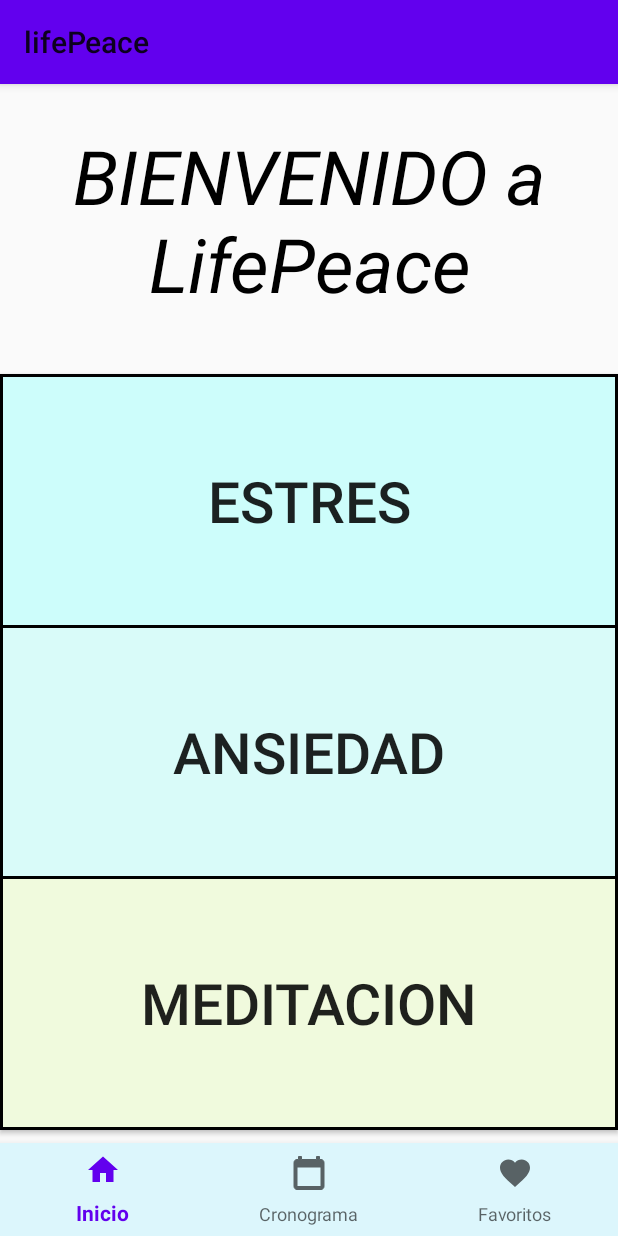
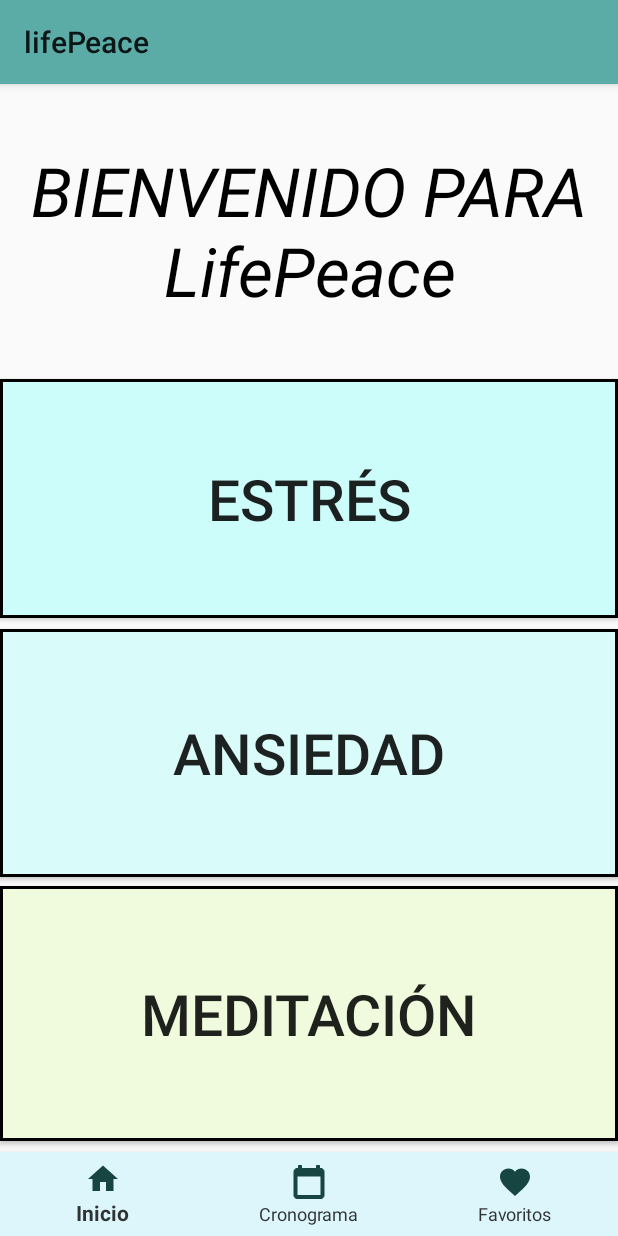
Before and after one commit to Fabrizio124/lifePeaceLife, an Android app: the screen it shows after launch (MainActivity), on a phone screen of 412 x 824 dp. Run offline under Robolectric (Android 15) with nearby library versions, the phone set to English and light mode, and no system bars; our stand-ins replace navigation-ui.

Commit message:
Actualizacion del proyecto

```diff
--- a/app/build.gradle
+++ b/app/build.gradle
@@ -52,4 +52,5 @@ dependencies {
     testImplementation 'junit:junit:4.+'
     androidTestImplementation 'androidx.test.ext:junit:1.1.3'
     androidTestImplementation 'androidx.test.espresso:espresso-core:3.4.0'
+
 }
--- a/app/src/main/AndroidManifest.xml
+++ b/app/src/main/AndroidManifest.xml
@@ -7,10 +7,12 @@
         android:icon="@mipmap/ic_launcher"
         android:label="@string/app_name"
         android:roundIcon="@mipmap/ic_launcher_round"
-
         android:supportsRtl="true"
         android:theme="@style/Theme.LifePeace">
-        <activity android:name="com.platzi.lifepeace.model.MainActivity">
+        <activity android:name=".NuevaMeditacion" />
+        <activity android:name=".NuevoEstres" />
+        <activity android:name=".nuevaAnsiedad" />
+        <activity android:name=".model.MainActivity">
             <intent-filter>
                 <action android:name="android.intent.action.MAIN" />
 
--- a/app/src/main/java/com/platzi/lifepeace/model/MainActivity.kt
+++ b/app/src/main/java/com/platzi/lifepeace/model/MainActivity.kt
@@ -1,50 +1,112 @@
 package com.platzi.lifepeace.model
 
+import android.app.Activity
 import android.app.DatePickerDialog
 import android.content.Intent
 import androidx.appcompat.app.AppCompatActivity
 import android.os.Bundle
 import android.text.Layout
+import android.text.TextUtils.replace
+import android.util.Log
 import android.view.View
 import android.widget.DatePicker
+import android.widget.EditText
+import android.widget.FrameLayout
+import android.widget.Toast
 import androidx.constraintlayout.widget.ConstraintSet
+import androidx.fragment.app.Fragment
+import androidx.fragment.app.FragmentActivity
 import androidx.navigation.Navigation
 import androidx.navigation.ui.NavigationUI
+import com.platzi.lifepeace.NuevaMeditacion
+import com.platzi.lifepeace.NuevoEstres
 import com.platzi.lifepeace.R
 import com.platzi.lifepeace.databinding.ActivityMainBinding
+import com.platzi.lifepeace.databinding.ActivityNuevaAnsiedadBinding
 import com.platzi.lifepeace.databinding.FragmentAnsiedadBinding
+import com.platzi.lifepeace.nuevaAnsiedad
 import java.text.DateFormat
 import java.util.*
 
 
 
 
-class MainActivity : AppCompatActivity(), DatePickerDialog.OnDateSetListener {
+class MainActivity : AppCompatActivity(),  DatePickerDialog.OnDateSetListener {
 
+    private lateinit var binding: ActivityMainBinding
     override fun onCreate(savedInstanceState: Bundle?) {
         super.onCreate(savedInstanceState)
-        setContentView(R.layout.activity_main)
+    //    setContentView(R.layout.activity_main)
+         binding  = ActivityMainBinding.inflate(layoutInflater)
+        setContentView(binding.root)
 
 
-        val binding: ActivityMainBinding = ActivityMainBinding.inflate(layoutInflater)
-        setContentView(binding.root)
+       // val estres = binding<EditText>(binding.estrs)
 
+        // Declaramos un val igualandolo a nuestro 'DatePickerFragment' y lo llamamos en nuestra funcion makeCurrentFragment
+        var datePickerFragment = DatePickerFragment()
+        makeCurrentFragment(datePickerFragment)
+        var activitymain = MainActivity()
+        nuevoMakeCurrentFragment(activitymain)
+
+       // Utilizamos 'setOnItemSelectedListener' para usar nuestro botom 'navCalendarFragment'
+        binding.bnvMenu.setOnItemSelectedListener  {
+            var newFragment = DatePickerFragment()
+            when(it.itemId){
+                //Cuando utilizamos el icono 'navCalendarFragment' llamamamos a 'DatePickerFragment' por medio de nuestro var
+                R.id.navCalendarFragment -> newFragment.show(supportFragmentManager, "datePickker")
+                R.id.navHomeFragment -> nuevoMakeCurrentFragment(activitymain)
+            }
+            true
+
+        }
+
+
+
+        //Botom de ansiedad para pasar a la vista de ansiedad
         binding.ansiedad.setOnClickListener(){
-            val intent:Intent = Intent(this, FragmentAnsiedadBinding::class.java )
+            val intent:Intent = Intent(this, nuevaAnsiedad::class.java )
+            startActivity(intent)
+            val message = "En esta sección te compartimos tres casos reales de situaciónes de ansiedad"
+            Toast.makeText(this,message, Toast.LENGTH_LONG).show()
+        }
+
+        //Botom de estrs para pasar a la vista de estres
+        binding.estrs.setOnClickListener {
+            val intent:Intent = Intent(this, NuevoEstres::class.java )
+            startActivity(intent)
+            val nuevoMessage = "En esta sección te compartimos tres casos reales de situaciónes de estrés"
+            Toast.makeText(this,nuevoMessage, Toast.LENGTH_LONG).show()
+        }
+
+        //Botom de meditacion para pasar a la vista de meditacion
+        binding.meditacion.setOnClickListener(){
+            val intent:Intent = Intent(this, NuevaMeditacion::class.java )
             startActivity(intent)
         }
 
 
-        binding.meditacion.setOnClickListener {
-            val newFragment = DatePickerFragment()
-            newFragment.show(supportFragmentManager, "datePickker")
+    }
+
+    private fun nuevoMakeCurrentFragment(activitymain: MainActivity) {
+        supportFragmentManager.beginTransaction().apply {
+            (R.id.fragment_container)
+            commit()
         }
     }
+        //
+        private fun makeCurrentFragment(fragment: Fragment) =
+            supportFragmentManager.beginTransaction().apply {
+                replace(R.id.fragment_container, fragment)
+                commit()
+            }
 
-    override fun onDateSet(view: DatePicker?, year: Int, month: Int, dayOfMonth: Int) {
-        val c: Calendar = Calendar.getInstance()
-        c.set(year, month, dayOfMonth)
-        val seletedDate :String = DateFormat.getInstance().format(c.time)
+        //Utilizamos nuestro funcion 'onDateSet' para poner los datos de nuestro de 'DatePickerFragment'
+        override fun onDateSet(view: DatePicker?, year: Int, month: Int, dayOfMonth: Int) {
+            val c: Calendar = Calendar.getInstance()
+            c.set(year, month, dayOfMonth)
+            val seletedDate: String = DateFormat.getInstance().format(c.time)
+        }
 
-    }
+
 }
--- a/app/src/main/res/drawable/ic_baseline_favorite_24.xml
+++ b/app/src/main/res/drawable/ic_baseline_favorite_24.xml
@@ -1,10 +1,12 @@
 <vector xmlns:android="http://schemas.android.com/apk/res/android"
+
+
     android:width="24dp"
     android:height="24dp"
     android:viewportWidth="24"
     android:viewportHeight="24"
-    android:tint="?attr/colorControlNormal">
+    android:tint="?attr/colorOnPrimary">
   <path
-      android:fillColor="@color/black"
+      android:fillColor="@android:color/background_dark"
       android:pathData="M12,21.35l-1.45,-1.32C5.4,15.36 2,12.28 2,8.5 2,5.42 4.42,3 7.5,3c1.74,0 3.41,0.81 4.5,2.09C13.09,3.81 14.76,3 16.5,3 19.58,3 22,5.42 22,8.5c0,3.78 -3.4,6.86 -8.55,11.54L12,21.35z"/>
 </vector>
--- a/app/src/main/res/drawable/ic_calendario2.xml
+++ b/app/src/main/res/drawable/ic_calendario2.xml
@@ -1,11 +1,11 @@
 <vector android:height="48dp"
-    android:tint="?attr/colorControlNormal"
+    android:tint="?attr/colorOnPrimary"
     android:viewportHeight="24"
     android:viewportWidth="24"
     android:width="48dp"
     xmlns:android="http://schemas.android.com/apk/res/android">
-    <path android:fillColor="@color/black"
-        android:strokeColor="@color/black"
+    <path
+        android:fillColor="@android:color/widget_edittext_dark"
 
         android:pathData="M19,3h-1L18,1h-2v2L8,3L8,1L6,1v2L5,3c-1.11,0 -1.99,0.9 -1.99,2L3,19c0,1.1 0.89,2 2,2h14c1.1,0 2,-0.9 2,-2L21,5c0,-1.1 -0.9,-2 -2,-2zM19,19L5,19L5,8h14v11zM7,10h5v5L7,15z"/>
 </vector>
--- a/app/src/main/res/layout-v28/activity_main.xml
+++ b/app/src/main/res/layout-v28/activity_main.xml
@@ -7,15 +7,13 @@
     android:layout_height="match_parent"
     tools:context=".model.MainActivity"
     >
-
-
     <Button
         android:id="@+id/estrs"
         android:layout_width="match_parent"
-        android:layout_height="169dp"
+        android:layout_height="159dp"
         android:background="@drawable/shape_borde_estres"
         android:hint="es"
-        android:text="ESTRES"
+        android:text="ESTRÉS"
         android:textSize="38sp"
         app:layout_constraintBottom_toBottomOf="parent"
         app:layout_constraintEnd_toEndOf="parent"
@@ -27,7 +25,7 @@
     <Button
         android:id="@+id/ansiedad"
         android:layout_width="match_parent"
-        android:layout_height="169dp"
+        android:layout_height="165dp"
         android:background="@drawable/shape_borde_ansiedad"
         android:text="ANSIEDAD"
         android:textSize="38sp"
@@ -41,56 +39,53 @@
     <Button
         android:id="@+id/meditacion"
         android:layout_width="match_parent"
-        android:layout_height="169dp"
+        android:layout_height="170dp"
         android:background="@drawable/shape_borde_meditacion"
-        android:text="MEDITACION"
+        android:text="MEDITACIÓN"
+        android:textSize="38sp"
         app:layout_constraintBottom_toBottomOf="parent"
         app:layout_constraintEnd_toEndOf="parent"
         app:layout_constraintHorizontal_bias="1.0"
         app:layout_constraintStart_toStartOf="parent"
         app:layout_constraintTop_toTopOf="parent"
         app:layout_constraintVertical_bias="0.882"
-        android:textSize="38sp"/>
-
-
+        android:layout_marginTop="63dp"/>
 
     <TextView
         android:id="@+id/textView"
-        android:layout_width="368dp"
-        android:layout_height="149dp"
+        android:layout_width="396dp"
+        android:layout_height="164dp"
         android:layout_marginTop="16dp"
+        android:gravity="center"
+        android:text="BIENVENIDO PARA LifePeace"
+        android:textColor="@color/black"
+        android:textSize="45sp"
         android:textStyle="italic"
-        android:gravity="center"
-        android:text="BIENVENIDO a LifePeace"
-        android:textColor="@color/black"
-        android:textSize="50sp"
         app:layout_constraintEnd_toEndOf="parent"
         app:layout_constraintStart_toStartOf="parent"
         app:layout_constraintTop_toTopOf="parent" />
+    <FrameLayout
+        android:layout_width="match_parent"
+        android:layout_height="0dp"
+        android:id="@+id/fragment_container"
+        app:layout_constraintTop_toTopOf="parent"
+        app:layout_constraintBottom_toTopOf="@+id/bnvMenu"
+        />
 
-    <RelativeLayout
-        android:layout_width="414dp"
-        android:layout_height="777dp"
-        app:layout_behavior="com.google.android.material.appbar.AppBarLayout$ScrollingViewBehavior"
-        app:layout_constraintBottom_toBottomOf="parent"
-        app:layout_constraintEnd_toEndOf="parent"
-        app:layout_constraintHorizontal_bias="0.403"
-        app:layout_constraintStart_toStartOf="parent"
-        app:layout_constraintTop_toTopOf="parent"
-        app:layout_constraintVertical_bias="0.56">
-
-
-    </RelativeLayout>
 
     <com.google.android.material.bottomnavigation.BottomNavigationView
         android:id="@+id/bnvMenu"
         android:layout_width="match_parent"
-        android:layout_height="62dp"
+        android:layout_height="wrap_content"
         android:background="@color/principal"
         app:layout_constraintBottom_toBottomOf="parent"
         app:layout_constraintEnd_toEndOf="parent"
         app:layout_constraintHorizontal_bias="1.0"
         app:layout_constraintStart_toStartOf="parent"
-        app:menu="@menu/bnv_menu" />
+        app:menu="@menu/bnv_menu"
+        app:itemIconTint="@color/SegundoAnsiedad2"
+        app:itemTextColor="#303333"
+
+        />
 
 </androidx.constraintlayout.widget.ConstraintLayout>
--- a/app/src/main/res/layout/activity_main.xml
+++ b/app/src/main/res/layout/activity_main.xml
@@ -7,41 +7,11 @@
     android:layout_height="match_parent"
     tools:context=".model.MainActivity"
     >
-
-
-    <Button
-        android:id="@+id/ansiedad"
-        android:layout_width="413dp"
-        android:layout_height="158dp"
-        android:background="@color/ansiedad"
-        android:text="ANSIEDAD"
-        app:layout_constraintBottom_toBottomOf="parent"
-        app:layout_constraintEnd_toEndOf="parent"
-        app:layout_constraintHorizontal_bias="1.0"
-        app:layout_constraintStart_toStartOf="parent"
-        app:layout_constraintTop_toTopOf="parent"
-        app:layout_constraintVertical_bias="0.579"
-        android:textSize="38sp"/>
-
-    <Button
-        android:id="@+id/meditacion"
-        android:layout_width="410dp"
-        android:layout_height="173dp"
-        android:background="@color/meditacion"
-        android:text="MEDITACION"
-        app:layout_constraintBottom_toBottomOf="parent"
-        app:layout_constraintEnd_toEndOf="parent"
-        app:layout_constraintHorizontal_bias="1.0"
-        app:layout_constraintStart_toStartOf="parent"
-        app:layout_constraintTop_toTopOf="parent"
-        app:layout_constraintVertical_bias="0.882"
-        android:textSize="38sp"/>
-
     <Button
         android:id="@+id/estrs"
-        android:layout_width="413dp"
-        android:layout_height="158dp"
-        android:background="@color/estres"
+        android:layout_width="match_parent"
+        android:layout_height="159dp"
+        android:background="@drawable/shape_borde_estres"
         android:hint="es"
         android:text="ESTRES"
         android:textSize="38sp"
@@ -50,7 +20,36 @@
         app:layout_constraintHorizontal_bias="0.0"
         app:layout_constraintStart_toStartOf="parent"
         app:layout_constraintTop_toTopOf="parent"
-        app:layout_constraintVertical_bias="0.303" />
+        app:layout_constraintVertical_bias="0.323" />
+
+    <Button
+        android:id="@+id/ansiedad"
+        android:layout_width="match_parent"
+        android:layout_height="165dp"
+        android:background="@drawable/shape_borde_ansiedad"
+        android:text="ANSIEDAD"
+        android:textSize="38sp"
+        app:layout_constraintBottom_toBottomOf="parent"
+        app:layout_constraintEnd_toEndOf="parent"
+        app:layout_constraintHorizontal_bias="0.0"
+        app:layout_constraintStart_toStartOf="parent"
+        app:layout_constraintTop_toTopOf="parent"
+        app:layout_constraintVertical_bias="0.603" />
+
+    <Button
+        android:id="@+id/meditacion"
+        android:layout_width="match_parent"
+        android:layout_height="170dp"
+        android:background="@drawable/shape_borde_meditacion"
+        android:text="MEDITACION"
+        android:textSize="38sp"
+        app:layout_constraintBottom_toBottomOf="parent"
+        app:layout_constraintEnd_toEndOf="parent"
+        app:layout_constraintHorizontal_bias="1.0"
+        app:layout_constraintStart_toStartOf="parent"
+        app:layout_constraintTop_toTopOf="parent"
+        app:layout_constraintVertical_bias="0.882"
+        android:layout_marginTop="63dp"/>
 
     <TextView
         android:id="@+id/textView"
@@ -61,38 +60,31 @@
         android:gravity="center"
         android:text="BIENVENIDO a LifePeace"
         android:textColor="@color/black"
-        android:textSize="55sp"
+        android:textSize="50sp"
         app:layout_constraintEnd_toEndOf="parent"
         app:layout_constraintStart_toStartOf="parent"
         app:layout_constraintTop_toTopOf="parent" />
-
-    <RelativeLayout
+    <FrameLayout
         android:layout_width="match_parent"
-        android:layout_height="match_parent"
-        app:layout_behavior="com.google.android.material.appbar.AppBarLayout$ScrollingViewBehavior">
-
-        <androidx.fragment.app.FragmentContainerView
-            android:id="@+id/fragContent"
-            android:name="androidx.navigation.fragment.NavHostFragment"
-            android:layout_height="match_parent"
-            android:layout_above="@id/bnvMenu"
-            app:navGraph="@navigation/nav_graph"
-            app:defaultNavHost="true"
-            android:layout_width="match_parent"
+        android:layout_height="0dp"
+        android:id="@+id/fragment_container"
+        app:layout_constraintTop_toTopOf="parent"
+        app:layout_constraintBottom_toTopOf="@+id/bnvMenu"
         />
 
 
     <com.google.android.material.bottomnavigation.BottomNavigationView
         android:id="@+id/bnvMenu"
-            android:layout_width="413dp"
-            android:layout_height="64dp"
-            android:layout_alignParentBottom="true"
+        android:layout_width="match_parent"
+        android:layout_height="wrap_content"
         android:background="@color/principal"
         app:layout_constraintBottom_toBottomOf="parent"
         app:layout_constraintEnd_toEndOf="parent"
+        app:layout_constraintHorizontal_bias="1.0"
         app:layout_constraintStart_toStartOf="parent"
-            app:menu="@menu/bnv_menu" />
-
-    </RelativeLayout>
+        app:menu="@menu/bnv_menu"
+        app:itemIconTint="#303333"
+        app:itemTextColor="#303333"
+        />
 
 </androidx.constraintlayout.widget.ConstraintLayout>
--- a/app/src/main/res/values/colors.xml
+++ b/app/src/main/res/values/colors.xml
@@ -11,4 +11,7 @@
     <color name="estres">#CDFDFB</color>
     <color name="ansiedad">#D9FBF9</color>
     <color name="meditacion">#F0FADD</color>
+    <color name="azul">#034477</color>
+    <color name="SegundoAnsiedad">#5BACA7</color>
+    <color name="SegundoAnsiedad2">#164542</color>
 </resources>
--- a/app/src/main/res/values/themes.xml
+++ b/app/src/main/res/values/themes.xml
@@ -2,8 +2,8 @@
     <!-- Base application theme. -->
     <style name="Theme.LifePeace" parent="Theme.AppCompat.DayNight">
         <!-- Primary brand color. -->
-        <item name="colorPrimary">@color/purple_500</item>
-        <item name="colorPrimaryVariant">@color/purple_700</item>
+        <item name="colorPrimary">@color/SegundoAnsiedad</item>
+        <item name="colorPrimaryVariant">@color/SegundoAnsiedad</item>
         <!-- Secondary brand color. -->
         <item name="colorSecondary">@color/teal_200</item>
         <item name="colorSecondaryVariant">@color/teal_700</item>
```
Also changed, not shown: app/src/main/java/com/platzi/lifepeace/NuevaMeditacion.kt (added, +34 -0 lines), app/src/main/java/com/platzi/lifepeace/NuevoEstres.kt (added, +11 -0 lines), app/src/main/java/com/platzi/lifepeace/nuevaAnsiedad.kt (added, +11 -0 lines), app/src/main/res/layout/activity_nueva_ansiedad.xml (added, +64 -0 lines), app/src/main/res/layout/activity_nueva_meditacion.xml (added, +161 -0 lines), app/src/main/res/layout/activity_nuevo_estres.xml (added, +92 -0 lines), app/src/main/res/navigation/nav_graph.xml (+33 -4 lines), app/src/main/res/values/strings.xml (+5 -4 lines). Lines whose indentation alone changed are shown as unchanged.
